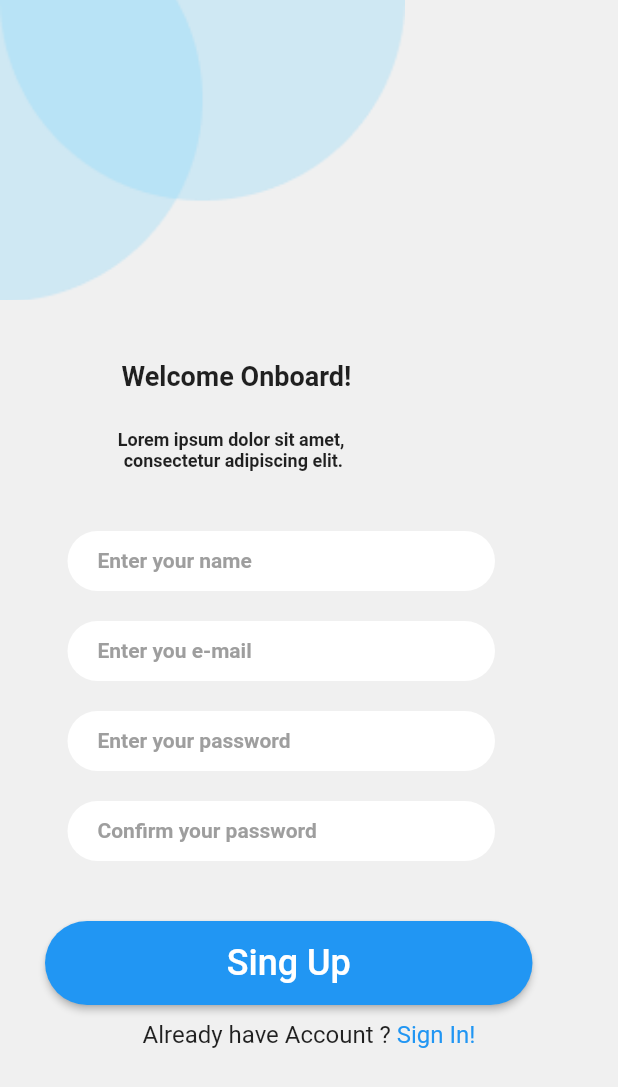
After one commit to DartCodeschool/daily_tasks_app, a Flutter app: the screen it shows after launch, after a tap on "Get Started", on a phone screen of 412 x 824 dp. The commit adds this screen. Shown: the top 1087 px of the screen. Run offline on Flutter 3.47's test engine with Material 2 defaults, Android fonts, the phone set to English and light mode, and no system bars.

Commit message:
minor changes

```diff
--- /dev/null
+++ b/lib/Pages/get_started_page.dart
@@ -0,0 +1,51 @@
+import 'package:flutter/material.dart';
+
+import '../constant.dart';
+
+class GetStartedPage extends StatefulWidget {
+  const GetStartedPage({super.key});
+
+  @override
+  State<GetStartedPage> createState() => _GetStartedPageState();
+}
+
+class _GetStartedPageState extends State<GetStartedPage> {
+  @override
+  Widget build(BuildContext context) {
+    return Scaffold(
+      body: Column(
+        crossAxisAlignment: CrossAxisAlignment.start,
+        children: [
+          Image.asset('assents/shape.png', height: 200, width: 270, fit: BoxFit.fitWidth),
+          Padding(
+            padding: const EdgeInsets.only(left: 94, top: 20),
+            child: Image.asset('assents/rasm.png', height: 200, width: 200),
+          ),
+          const Padding(
+            padding: EdgeInsets.only(left: 81, top: 50),
+            child: Text('Get things done with Todo', style: TextStyle(fontSize: 18, fontWeight: FontWeight.w700)),
+          ),
+          Padding(
+            padding: const EdgeInsets.only(left: 78, top: 30),
+            child: Text(bodyText, textAlign: TextAlign.center, style: const TextStyle(fontSize: 12, fontWeight: FontWeight.w700)),
+          ),
+          Padding(
+            padding: const EdgeInsets.only(left: 30, top: 60),
+            child: ElevatedButton(
+              onPressed: () {
+                Navigator.pushNamed(context, 'singUp_page');
+              },
+              style: const ButtonStyle(
+                minimumSize: MaterialStatePropertyAll(Size(320, 50)),
+                maximumSize: MaterialStatePropertyAll(Size(325.0, 56.0)),
+                backgroundColor: MaterialStatePropertyAll(Colors.blue),
+                shape: MaterialStatePropertyAll(RoundedRectangleBorder(borderRadius: BorderRadius.all(Radius.circular(100)))),
+              ),
+              child: const Text('Get Started', style: TextStyle(fontSize: 25)),
+            ),
+          ),
+        ],
+      ),
+    );
+  }
+}
--- /dev/null
+++ b/lib/Pages/sing_up_page.dart
@@ -0,0 +1,92 @@
+import 'package:daily_tasks_app/constant.dart';
+import 'package:flutter/material.dart';
+
+class SingUpPage extends StatefulWidget {
+  const SingUpPage({super.key});
+
+  @override
+  State<SingUpPage> createState() => _SingUpPageState();
+}
+
+class _SingUpPageState extends State<SingUpPage> {
+  @override
+  Widget build(BuildContext context) {
+    return SafeArea(
+      child: Scaffold(
+        backgroundColor: const Color(0xFFF0F0F0),
+        body: Column(
+          crossAxisAlignment: CrossAxisAlignment.start,
+          children: [
+            Image.asset('assents/shape.png', height: 200, width: 270, fit: BoxFit.fitWidth),
+            const Padding(
+              padding: EdgeInsets.only(left: 81, top: 40),
+              child: Text('Welcome Onboard!', textAlign: TextAlign.center, style: TextStyle(fontSize: 18, fontWeight: FontWeight.w700, fontFamily: 'roboto')),
+            ),
+            Padding(
+              padding: const EdgeInsets.only(left: 74, top: 25),
+              child: Text(bodyText2, textAlign: TextAlign.center, style: const TextStyle(fontSize: 12, fontWeight: FontWeight.w700)),
+            ),
+            const SizedBox(height: 40),
+            const Rectangle(txt: 'Enter your name'),
+            const SizedBox(height: 20),
+            const Rectangle(txt: 'Enter you e-mail'),
+            const SizedBox(height: 20),
+            const Rectangle(txt: 'Enter your password'),
+            const SizedBox(height: 20),
+            const Rectangle(txt: 'Confirm your password'),
+            Padding(
+              padding: const EdgeInsets.only(left: 30, top: 40),
+              child: ElevatedButton(
+                onPressed: () {
+                  Navigator.pushNamed(context, 'singIn_page');
+                },
+                style: const ButtonStyle(
+                  minimumSize: MaterialStatePropertyAll(Size(325, 56)),
+                  maximumSize: MaterialStatePropertyAll(Size(325.0, 56.0)),
+                  backgroundColor: MaterialStatePropertyAll(Colors.blue),
+                  shape: MaterialStatePropertyAll(RoundedRectangleBorder(borderRadius: BorderRadius.all(Radius.circular(100)))),
+                ),
+                child: const Text('Sing Up', style: TextStyle(fontSize: 24)),
+              ),
+            ),
+            const SizedBox(height: 10),
+            const Row(
+              mainAxisAlignment: MainAxisAlignment.center,
+              children: [Text('Already have Account ?', style: TextStyle(fontSize: 16, fontWeight: FontWeight.w400)), Text(' Sign In!', style: TextStyle(fontSize: 16, fontWeight: FontWeight.w400, color: Colors.blue))],
+            )
+          ],
+        ),
+      ),
+    );
+  }
+}
+
+class Rectangle extends StatelessWidget {
+  final String txt;
+
+  const Rectangle({
+    super.key,
+    required this.txt,
+  });
+
+  @override
+  Widget build(BuildContext context) {
+    return Container(
+      margin: const EdgeInsets.only(left: 45),
+      width: 285,
+      height: 40,
+      decoration: const BoxDecoration(
+        color: Colors.white,
+        borderRadius: BorderRadius.all(Radius.circular(52)),
+      ),
+      child: Padding(
+        padding: const EdgeInsets.only(left: 20, top: 9, bottom: 10),
+        child: Row(
+          children: [
+            Text(txt, style: const TextStyle(fontSize: 14, fontWeight: FontWeight.w700, color: Colors.grey)),
+          ],
+        ),
+      ),
+    );
+  }
+}
--- /dev/null
+++ b/lib/constant.dart
@@ -0,0 +1,10 @@
+String bodyText = """Lorem ipsum dolor sit amet,
+    consectetur adipiscing elit. Tortor
+    tristique enim ornare malesuada.
+  Sapien sed turpis nullam nascetur at
+et. Vulputate urna interdum egestas id
+  molestie cum.
+               """;
+
+String bodyText2 = """ Lorem ipsum dolor sit amet,
+  consectetur adipiscing elit.""";
--- a/lib/main.dart
+++ b/lib/main.dart
@@ -1,8 +1,8 @@
 import 'package:flutter/material.dart';
 //import 'package:sing/getStarted_page.dart';
-import 'getStarted_page.dart';
-import 'singUp_page.dart';
-import 'singIn_page.dart';
+import 'Pages/get_started_page.dart';
+import 'Pages/sing_up_page.dart';
+import 'Pages/sing_in_page.dart';
 
 void main() {
   runApp(
@@ -11,13 +11,13 @@ void main() {
       initialRoute: 'getStarted_page',
       routes: {
         'getStarted_page': (context) {
-          return GetStarted_page();
+          return const GetStartedPage();
         },
         'singUp_page': (context) {
-          return SingUp_page();
+          return const SingUpPage();
         },
         'singIn_page': (context) {
-          return SingIn_page();
+          return const SingInPage();
         }
       },
     ),
```
Also changed, not shown: lib/Pages/sing_in_page.dart (added, +33 -0 lines), lib/getStarted_page.dart (deleted, +0 -85 lines), lib/singIn_page.dart (deleted, +0 -47 lines), lib/singUp_page.dart (deleted, +0 -144 lines).
